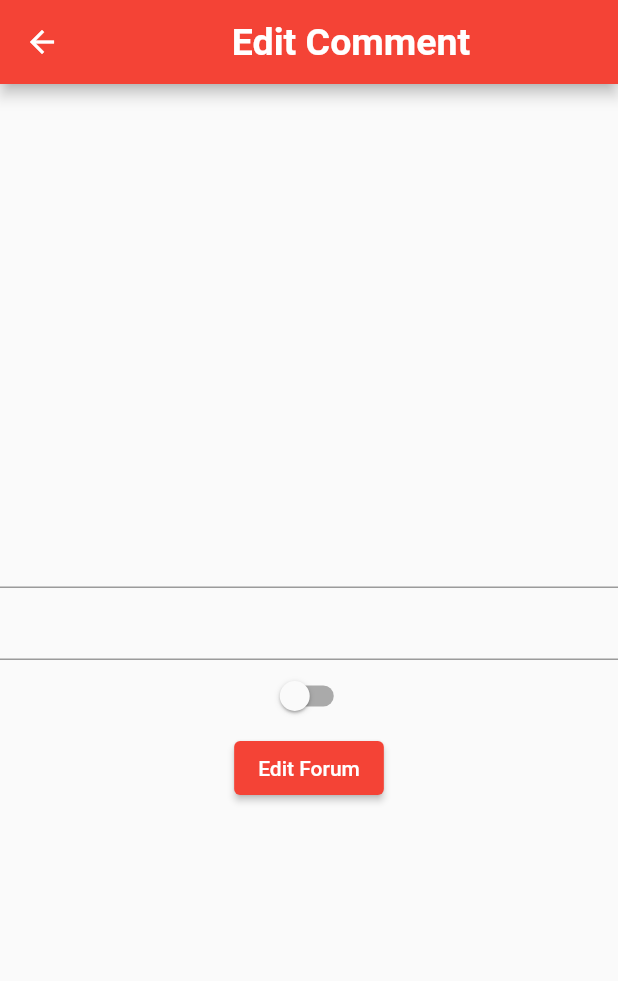
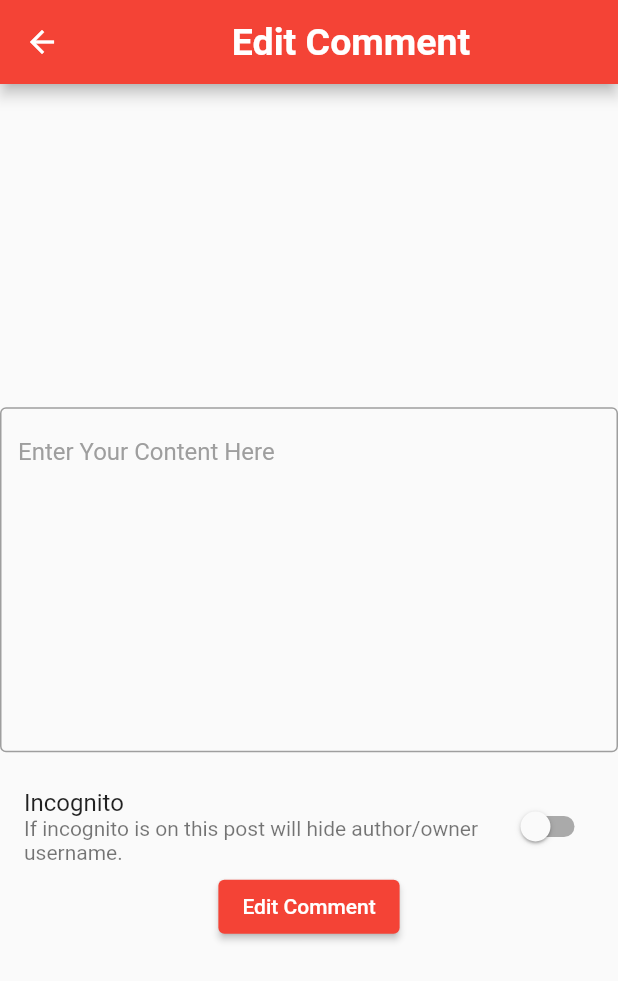
Before and after one commit to flarious/xculturetestapi, a Flutter app: the EditCommentPage screen opened directly with empty values, on a phone screen of 412 x 824 dp. Shown: the top 981 px of the screen. Run offline on Flutter 3.47's test engine with Material 2 defaults, Android fonts, the light colour scheme and no system bars; our stand-ins replace fluttertoast; network calls fail; Roboto replaces fonts that are missing (Poppins).

Commit message:
Remove author, WIP : validator, Fluttertoast

```diff
--- a/lib/pages/comment_edit.dart
+++ b/lib/pages/comment_edit.dart
@@ -13,15 +13,13 @@ class EditCommentPage extends StatefulWidget {
 
 class _EditCommentPageState extends State<EditCommentPage> {
   final TextEditingController _content = TextEditingController();
-  final TextEditingController _author = TextEditingController();
-  bool? _incognito;
+  bool? incognito;
 
   @override
   Widget build(BuildContext context) {
     final args = ModalRoute.of(context)!.settings.arguments as EditCommentArguments;
-    _author.text = args.comment.author;
     _content.text = args.comment.content;
-    (_incognito == null) ? _incognito = args.comment.incognito : _incognito ;
+    (incognito == null) ? incognito = args.comment.incognito : incognito ;
 
 
    return Scaffold(
@@ -41,28 +39,41 @@ class _EditCommentPageState extends State<EditCommentPage> {
         child: Column(
           mainAxisAlignment: MainAxisAlignment.center,
           children: [
-            TextField(
-              controller: _author,
+            const SizedBox(height: 20),
+            TextFormField(
+              maxLines: 10,
+              keyboardType: TextInputType.multiline,
+              controller: _content,
+              decoration: const InputDecoration(
+                hintText: "Enter Your Content Here",
+                hintStyle: TextStyle(color: Colors.grey),
+                enabledBorder: OutlineInputBorder(
+                  borderSide: BorderSide(
+                    color: Colors.grey
+                  ),
+                ),
+              ),
             ),
-            TextField(
-              controller: _content,
-            ),
-            Switch(
-              value: _incognito!,
-              onChanged: (value) {
+            const SizedBox(height: 20),
+            SwitchListTile(
+              title: const Text("Incognito"),
+              activeColor: Theme.of(context).primaryColor,
+              subtitle: const Text("If incognito is on this post will hide author/owner username."),
+              value: incognito!,
+              onChanged: (selected){
                 setState(() {
-                  _incognito = value;
+                  incognito = !incognito!;
                 });
               }
             ),
             ElevatedButton(
               onPressed: () {
                 setState(() {
-                  updateCommentDetail(args.forumID, args.comment.id, _author.text, _content.text, _incognito);
+                  updateCommentDetail(args.forumID, args.comment.id, _content.text, incognito);
                 });
                 Navigator.pop(context, args.forumID);
               },
-              child: const Text('Edit Forum'),
+              child: const Text('Edit Comment'),
             )
           ],
         ),
@@ -70,7 +81,7 @@ class _EditCommentPageState extends State<EditCommentPage> {
     );
   }
 
-  updateCommentDetail(forumID, commentID, author, content, incognito) async {
+  updateCommentDetail(forumID, commentID, content, incognito) async {
     final response = await http.put(
       Uri.parse('http://10.0.2.2:3000/forums/$forumID/comments/$commentID'),
       headers: <String, String>{
@@ -78,7 +89,6 @@ class _EditCommentPageState extends State<EditCommentPage> {
       },
       body: jsonEncode(<String, dynamic>{
         'content': content,
-        'author': author,
         'incognito': incognito,
       }),
     );
--- a/lib/pages/reply_edit.dart
+++ b/lib/pages/reply_edit.dart
@@ -12,15 +12,13 @@ class EditReplyPage extends StatefulWidget {
 
 class _EditReplyPageState extends State<EditReplyPage> {
   final TextEditingController _content = TextEditingController();
-  final TextEditingController _author = TextEditingController();
-  bool? _incognito;
+  bool? incognito;
 
   @override
   Widget build(BuildContext context) {
     final args = ModalRoute.of(context)!.settings.arguments as EditReplyArguments;
-    _author.text = args.reply.author;
     _content.text = args.reply.content;
-    (_incognito == null) ? _incognito = args.reply.incognito : _incognito ;
+    (incognito == null) ? incognito = args.reply.incognito : incognito ;
 
 
    return Scaffold(
@@ -40,24 +38,37 @@ class _EditReplyPageState extends State<EditReplyPage> {
         child: Column(
           mainAxisAlignment: MainAxisAlignment.center,
           children: [
-            TextField(
-              controller: _author,
+            const SizedBox(height: 20),
+            TextFormField(
+              maxLines: 10,
+              keyboardType: TextInputType.multiline,
+              controller: _content,
+              decoration: const InputDecoration(
+                hintText: "Enter Your Content Here",
+                hintStyle: TextStyle(color: Colors.grey),
+                enabledBorder: OutlineInputBorder(
+                  borderSide: BorderSide(
+                    color: Colors.grey
+                  ),
+                ),
+              ),
             ),
-            TextField(
-              controller: _content,
-            ),
-            Switch(
-              value: _incognito!,
-              onChanged: (value) {
+            const SizedBox(height: 20),
+            SwitchListTile(
+              title: const Text("Incognito"),
+              activeColor: Theme.of(context).primaryColor,
+              subtitle: const Text("If incognito is on this post will hide author/owner username."),
+              value: incognito!,
+              onChanged: (selected){
                 setState(() {
-                  _incognito = value;
+                  incognito = !incognito!;
                 });
               }
             ),
             ElevatedButton(
               onPressed: () {
                 setState(() {
-                  updateReplyDetail(args.forumID, args.commentID, args.reply.id, _author.text, _content.text, _incognito);
+                  updateReplyDetail(args.forumID, args.commentID, args.reply.id, _content.text, incognito);
                 });
                 Navigator.pop(context, args.forumID);
               },
@@ -69,7 +80,7 @@ class _EditReplyPageState extends State<EditReplyPage> {
     );
   }
 
-  updateReplyDetail(forumID, commentID, replyID, author, content, incognito) async {
+  updateReplyDetail(forumID, commentID, replyID, content, incognito) async {
     final response = await http.put(
       Uri.parse('http://10.0.2.2:3000/forums/$forumID/comments/$commentID/replies/$replyID'),
       headers: <String, String>{
@@ -77,7 +88,6 @@ class _EditReplyPageState extends State<EditReplyPage> {
       },
       body: jsonEncode(<String, dynamic>{
         'content': content,
-        'author': author,
         'incognito': incognito,
       }),
     );
```
Also changed, not shown: lib/pages/forum_detail.dart (+4 -18 lines), lib/pages/forum_edit.dart (+4 -20 lines), lib/pages/forum_new.dart (+43 -22 lines).
